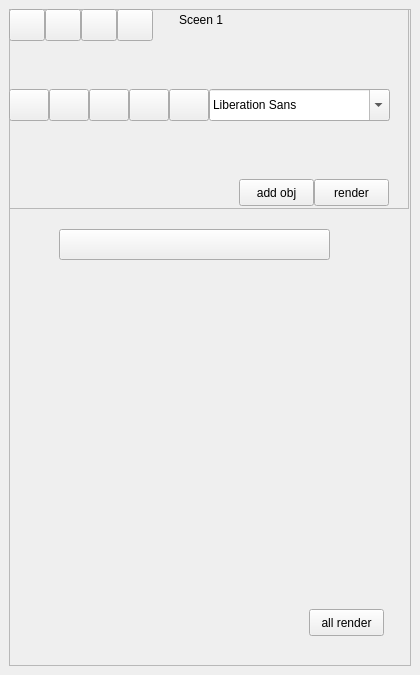
Before: the Qt Designer form ai_panel.ui in alekssworm/ai_editor_images, drawn with Qt 5.
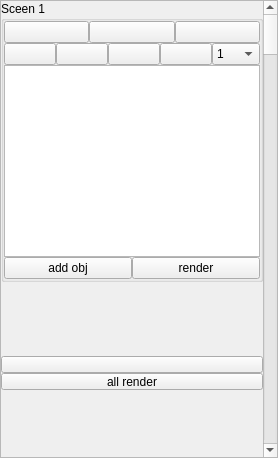
After: the same form once the commit is applied. Icons and pictures are not drawn.

Commit message: up 11.  ai panel fix size

Patch:
```diff
--- a/ai_panel.ui
+++ b/ai_panel.ui
@@ -6,8 +6,8 @@
    <rect>
     <x>0</x>
     <y>0</y>
-    <width>420</width>
-    <height>675</height>
+    <width>274</width>
+    <height>458</height>
    </rect>
   </property>
   <property name="windowTitle">
@@ -15,58 +15,27 @@
   </property>
   <widget class="QWidget" name="dockWidgetContents">
    <layout class="QGridLayout" name="gridLayout">
+    <property name="leftMargin">
+     <number>0</number>
+    </property>
+    <property name="topMargin">
+     <number>0</number>
+    </property>
+    <property name="rightMargin">
+     <number>0</number>
+    </property>
+    <property name="bottomMargin">
+     <number>0</number>
+    </property>
+    <property name="spacing">
+     <number>0</number>
+    </property>
+    <item row="0" column="1">
+     <layout class="QGridLayout" name="gridLayout_2">
     <item row="0" column="0">
-     <widget class="QFrame" name="frame_5">
-      <property name="frameShape">
-       <enum>QFrame::Shape::StyledPanel</enum>
-      </property>
-      <property name="frameShadow">
-       <enum>QFrame::Shadow::Raised</enum>
-      </property>
-      <widget class="QPushButton" name="pushButton_31">
-       <property name="geometry">
-        <rect>
-         <x>50</x>
-         <y>220</y>
-         <width>271</width>
-         <height>31</height>
-        </rect>
-       </property>
-       <property name="text">
-        <string/>
-       </property>
-       <property name="icon">
-        <iconset>
-         <normaloff>icons/plus-small.svg</normaloff>icons/plus-small.svg</iconset>
-       </property>
-       <property name="iconSize">
-        <size>
-         <width>40</width>
-         <height>40</height>
-        </size>
-       </property>
-      </widget>
-      <widget class="QPushButton" name="pushButton_14">
-       <property name="geometry">
-        <rect>
-         <x>300</x>
-         <y>600</y>
-         <width>75</width>
-         <height>27</height>
-        </rect>
-       </property>
-       <property name="text">
-        <string>all render</string>
-       </property>
-      </widget>
       <widget class="QFrame" name="frame">
-       <property name="geometry">
-        <rect>
-         <x>0</x>
-         <y>0</y>
-         <width>400</width>
-         <height>200</height>
-        </rect>
+        <property name="locale">
+         <locale language="Ukrainian" country="Ukraine"/>
        </property>
        <property name="frameShape">
         <enum>QFrame::Shape::StyledPanel</enum>
@@ -74,98 +43,83 @@
        <property name="frameShadow">
         <enum>QFrame::Shadow::Raised</enum>
        </property>
-       <widget class="QSplitter" name="splitter_3">
-        <property name="geometry">
-         <rect>
-          <x>0</x>
-          <y>0</y>
-          <width>144</width>
-          <height>32</height>
-         </rect>
-        </property>
-        <property name="orientation">
-         <enum>Qt::Orientation::Horizontal</enum>
-        </property>
-        <property name="handleWidth">
+        <layout class="QGridLayout" name="gridLayout_3">
+         <property name="leftMargin">
+          <number>0</number>
+         </property>
+         <property name="topMargin">
+          <number>0</number>
+         </property>
+         <property name="rightMargin">
          <number>0</number>
         </property>
-        <widget class="QPushButton" name="pushButton_30">
-         <property name="text">
-          <string/>
+         <property name="bottomMargin">
+          <number>0</number>
          </property>
-         <property name="icon">
-          <iconset>
-           <normaloff>icons/layers.svg</normaloff>icons/layers.svg</iconset>
+         <property name="spacing">
+          <number>0</number>
          </property>
-         <property name="iconSize">
-          <size>
-           <width>24</width>
-           <height>24</height>
-          </size>
-         </property>
-        </widget>
-        <widget class="QPushButton" name="pushButton_21">
-         <property name="text">
-          <string/>
-         </property>
-         <property name="icon">
-          <iconset>
-           <normaloff>icons/eye.svg</normaloff>icons/eye.svg</iconset>
-         </property>
-         <property name="iconSize">
-          <size>
-           <width>24</width>
-           <height>24</height>
-          </size>
-         </property>
-        </widget>
-        <widget class="QPushButton" name="pushButton_27">
-         <property name="text">
-          <string/>
-         </property>
-         <property name="icon">
-          <iconset>
-           <normaloff>icons/pencil.svg</normaloff>icons/pencil.svg</iconset>
-         </property>
-         <property name="iconSize">
-          <size>
-           <width>24</width>
-           <height>24</height>
-          </size>
-         </property>
-        </widget>
-        <widget class="QPushButton" name="colour_2">
-         <property name="text">
-          <string/>
-         </property>
-         <property name="icon">
-          <iconset>
-           <normaloff>icons/palette.svg</normaloff>icons/palette.svg</iconset>
-         </property>
-         <property name="iconSize">
-          <size>
-           <width>24</width>
-           <height>24</height>
-          </size>
-         </property>
-        </widget>
-       </widget>
-       <widget class="QSplitter" name="splitter">
-        <property name="geometry">
-         <rect>
-          <x>0</x>
-          <y>80</y>
-          <width>381</width>
-          <height>32</height>
-         </rect>
-        </property>
+         <item row="0" column="0">
+          <widget class="QGroupBox" name="groupBox_3">
+           <property name="enabled">
+            <bool>true</bool>
+           </property>
+           <property name="sizePolicy">
+            <sizepolicy hsizetype="Expanding" vsizetype="Fixed">
+             <horstretch>0</horstretch>
+             <verstretch>0</verstretch>
+            </sizepolicy>
+           </property>
+           <property name="locale">
+            <locale language="Ukrainian" country="Ukraine"/>
+           </property>
+           <property name="title">
+            <string>Sceen 1</string>
+           </property>
+           <property name="flat">
+            <bool>false</bool>
+           </property>
+           <property name="checkable">
+            <bool>false</bool>
+           </property>
+           <layout class="QGridLayout" name="gridLayout_6">
+            <property name="leftMargin">
+             <number>0</number>
+            </property>
+            <property name="topMargin">
+             <number>0</number>
+            </property>
+            <property name="rightMargin">
+             <number>0</number>
+            </property>
+            <property name="bottomMargin">
+             <number>0</number>
+            </property>
+            <property name="spacing">
+             <number>0</number>
+            </property>
+            <item row="1" column="0">
+             <widget class="QSplitter" name="splitter_14">
         <property name="orientation">
+               <enum>Qt::Orientation::Vertical</enum>
+              </property>
+              <property name="handleWidth">
+               <number>0</number>
+              </property>
+              <widget class="QSplitter" name="splitter_15">
+               <property name="orientation">
          <enum>Qt::Orientation::Horizontal</enum>
         </property>
         <property name="handleWidth">
          <number>0</number>
         </property>
-        <widget class="QPushButton" name="pushButton_22">
+               <widget class="QPushButton" name="pushButton_46">
+                <property name="sizePolicy">
+                 <sizepolicy hsizetype="Expanding" vsizetype="Fixed">
+                  <horstretch>0</horstretch>
+                  <verstretch>0</verstretch>
+                 </sizepolicy>
+                </property>
          <property name="text">
           <string/>
          </property>
@@ -175,12 +129,18 @@
          </property>
          <property name="iconSize">
           <size>
-           <width>24</width>
-           <height>24</height>
+                  <width>30</width>
+                  <height>30</height>
           </size>
          </property>
         </widget>
-        <widget class="QPushButton" name="pushButton_2">
+               <widget class="QPushButton" name="pushButton_10">
+                <property name="sizePolicy">
+                 <sizepolicy hsizetype="Maximum" vsizetype="Fixed">
+                  <horstretch>0</horstretch>
+                  <verstretch>0</verstretch>
+                 </sizepolicy>
+                </property>
          <property name="text">
           <string/>
          </property>
@@ -196,6 +156,12 @@
          </property>
         </widget>
         <widget class="QPushButton" name="pen">
+                <property name="sizePolicy">
+                 <sizepolicy hsizetype="Expanding" vsizetype="Fixed">
+                  <horstretch>0</horstretch>
+                  <verstretch>0</verstretch>
+                 </sizepolicy>
+                </property>
          <property name="text">
           <string/>
          </property>
@@ -210,22 +176,13 @@
           </size>
          </property>
         </widget>
-        <widget class="QPushButton" name="colour">
-         <property name="text">
-          <string/>
-         </property>
-         <property name="icon">
-          <iconset>
-           <normaloff>icons/palette.svg</normaloff>icons/palette.svg</iconset>
-         </property>
-         <property name="iconSize">
-          <size>
-           <width>24</width>
-           <height>24</height>
-          </size>
-         </property>
-        </widget>
-        <widget class="QPushButton" name="pushButton_5">
+               <widget class="QPushButton" name="pushButton_11">
+                <property name="sizePolicy">
+                 <sizepolicy hsizetype="Expanding" vsizetype="Fixed">
+                  <horstretch>0</horstretch>
+                  <verstretch>0</verstretch>
+                 </sizepolicy>
+                </property>
          <property name="text">
           <string/>
          </property>
@@ -234,29 +191,68 @@
            <normaloff>icons/search.svg</normaloff>icons/search.svg</iconset>
          </property>
         </widget>
-        <widget class="QFontComboBox" name="fontComboBox"/>
-       </widget>
-       <widget class="QLabel" name="label">
-        <property name="geometry">
-         <rect>
-          <x>170</x>
-          <y>0</y>
-          <width>71</width>
-          <height>21</height>
-         </rect>
-        </property>
+               <widget class="QComboBox" name="comboBox_5">
+                <property name="sizePolicy">
+                 <sizepolicy hsizetype="Expanding" vsizetype="Fixed">
+                  <horstretch>0</horstretch>
+                  <verstretch>0</verstretch>
+                 </sizepolicy>
+                </property>
+                <item>
         <property name="text">
-         <string>Sceen 1</string>
-        </property>
-       </widget>
-       <widget class="QSplitter" name="splitter_2">
-        <property name="geometry">
-         <rect>
-          <x>230</x>
-          <y>170</y>
-          <width>150</width>
-          <height>27</height>
-         </rect>
+                  <string>1</string>
+                 </property>
+                </item>
+                <item>
+                 <property name="text">
+                  <string>2</string>
+                 </property>
+                </item>
+                <item>
+                 <property name="text">
+                  <string>3</string>
+                 </property>
+                </item>
+                <item>
+                 <property name="text">
+                  <string>4</string>
+                 </property>
+                </item>
+                <item>
+                 <property name="text">
+                  <string>5</string>
+                 </property>
+                </item>
+                <item>
+                 <property name="text">
+                  <string>6</string>
+                 </property>
+                </item>
+               </widget>
+              </widget>
+              <widget class="QPlainTextEdit" name="plainTextEdit_6">
+               <property name="sizePolicy">
+                <sizepolicy hsizetype="Minimum" vsizetype="Minimum">
+                 <horstretch>0</horstretch>
+                 <verstretch>0</verstretch>
+                </sizepolicy>
+               </property>
+               <property name="lineWrapMode">
+                <enum>QPlainTextEdit::LineWrapMode::WidgetWidth</enum>
+               </property>
+               <property name="tabStopDistance">
+                <double>80.000000000000000</double>
+               </property>
+              </widget>
+             </widget>
+            </item>
+            <item row="3" column="0">
+             <widget class="QSplitter" name="splitter_16">
+              <property name="sizePolicy">
+               <sizepolicy hsizetype="Expanding" vsizetype="Fixed">
+                <horstretch>0</horstretch>
+                <verstretch>0</verstretch>
+               </sizepolicy>
         </property>
         <property name="orientation">
          <enum>Qt::Orientation::Horizontal</enum>
@@ -264,19 +260,182 @@
         <property name="handleWidth">
          <number>0</number>
         </property>
-        <widget class="QPushButton" name="pushButton_23">
+              <widget class="QPushButton" name="pushButton_47">
          <property name="text">
           <string>add obj</string>
          </property>
         </widget>
-        <widget class="QPushButton" name="pushButton_24">
+              <widget class="QPushButton" name="pushButton_48">
          <property name="text">
           <string>render</string>
          </property>
         </widget>
        </widget>
-      </widget>
-     </widget>
+            </item>
+            <item row="0" column="0">
+             <widget class="QSplitter" name="splitter_10">
+              <property name="orientation">
+               <enum>Qt::Orientation::Horizontal</enum>
+              </property>
+              <property name="handleWidth">
+               <number>0</number>
+              </property>
+              <widget class="QPushButton" name="pushButton_49">
+               <property name="sizePolicy">
+                <sizepolicy hsizetype="Expanding" vsizetype="Fixed">
+                 <horstretch>0</horstretch>
+                 <verstretch>0</verstretch>
+                </sizepolicy>
+               </property>
+               <property name="text">
+                <string/>
+               </property>
+               <property name="icon">
+                <iconset>
+                 <normaloff>icons/layers.svg</normaloff>icons/layers.svg</iconset>
+               </property>
+               <property name="iconSize">
+                <size>
+                 <width>24</width>
+                 <height>24</height>
+                </size>
+               </property>
+              </widget>
+              <widget class="QPushButton" name="pushButton_50">
+               <property name="sizePolicy">
+                <sizepolicy hsizetype="Expanding" vsizetype="Fixed">
+                 <horstretch>0</horstretch>
+                 <verstretch>0</verstretch>
+                </sizepolicy>
+               </property>
+               <property name="text">
+                <string/>
+               </property>
+               <property name="icon">
+                <iconset>
+                 <normaloff>icons/eye.svg</normaloff>icons/eye.svg</iconset>
+               </property>
+               <property name="iconSize">
+                <size>
+                 <width>24</width>
+                 <height>24</height>
+                </size>
+               </property>
+              </widget>
+              <widget class="QPushButton" name="pushButton_51">
+               <property name="sizePolicy">
+                <sizepolicy hsizetype="Expanding" vsizetype="Fixed">
+                 <horstretch>0</horstretch>
+                 <verstretch>0</verstretch>
+                </sizepolicy>
+               </property>
+               <property name="text">
+                <string/>
+               </property>
+               <property name="icon">
+                <iconset>
+                 <normaloff>icons/pencil.svg</normaloff>icons/pencil.svg</iconset>
+               </property>
+               <property name="iconSize">
+                <size>
+                 <width>24</width>
+                 <height>24</height>
+                </size>
+               </property>
+              </widget>
+             </widget>
+            </item>
+           </layout>
+          </widget>
+         </item>
+         <item row="3" column="0">
+          <layout class="QHBoxLayout" name="horizontalLayout">
+           <property name="sizeConstraint">
+            <enum>QLayout::SizeConstraint::SetMinAndMaxSize</enum>
+           </property>
+           <item>
+            <widget class="QSplitter" name="splitter_25">
+             <property name="sizePolicy">
+              <sizepolicy hsizetype="Ignored" vsizetype="Ignored">
+               <horstretch>0</horstretch>
+               <verstretch>0</verstretch>
+              </sizepolicy>
+             </property>
+             <property name="orientation">
+              <enum>Qt::Orientation::Vertical</enum>
+             </property>
+             <property name="handleWidth">
+              <number>0</number>
+             </property>
+             <widget class="QPushButton" name="pushButton_59">
+              <property name="sizePolicy">
+               <sizepolicy hsizetype="Expanding" vsizetype="Fixed">
+                <horstretch>0</horstretch>
+                <verstretch>0</verstretch>
+               </sizepolicy>
+              </property>
+              <property name="text">
+               <string/>
+              </property>
+              <property name="icon">
+               <iconset>
+                <normaloff>icons/plus-small.svg</normaloff>icons/plus-small.svg</iconset>
+              </property>
+              <property name="iconSize">
+               <size>
+                <width>40</width>
+                <height>40</height>
+               </size>
+              </property>
+             </widget>
+             <widget class="QPushButton" name="pushButton_18">
+              <property name="sizePolicy">
+               <sizepolicy hsizetype="Expanding" vsizetype="Fixed">
+                <horstretch>0</horstretch>
+                <verstretch>0</verstretch>
+               </sizepolicy>
+              </property>
+              <property name="text">
+               <string>all render</string>
+              </property>
+             </widget>
+            </widget>
+           </item>
+          </layout>
+         </item>
+         <item row="0" column="1" rowspan="6">
+          <widget class="QScrollBar" name="verticalScrollBar_2">
+           <property name="sizePolicy">
+            <sizepolicy hsizetype="Minimum" vsizetype="Expanding">
+             <horstretch>0</horstretch>
+             <verstretch>0</verstretch>
+            </sizepolicy>
+           </property>
+           <property name="orientation">
+            <enum>Qt::Orientation::Vertical</enum>
+           </property>
+          </widget>
+         </item>
+         <item row="2" column="0">
+          <spacer name="verticalSpacer_2">
+           <property name="orientation">
+            <enum>Qt::Orientation::Vertical</enum>
+           </property>
+           <property name="sizeType">
+            <enum>QSizePolicy::Policy::Minimum</enum>
+           </property>
+           <property name="sizeHint" stdset="0">
+            <size>
+             <width>20</width>
+             <height>40</height>
+            </size>
+           </property>
+          </spacer>
+         </item>
+        </layout>
+       </widget>
+      </item>
+     </layout>
     </item>
    </layout>
   </widget>
```
Left out of the diff: 2 changed lines with no effect on the pictures. Lines whose indentation alone changed are shown as unchanged. The commit also changes 3 other files.
